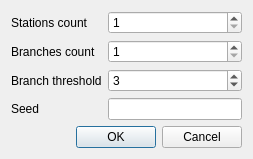
This is metro/generatedialog.ui in SergeyBrian/metro as Qt 5 draws it before an edit. The edited form follows.
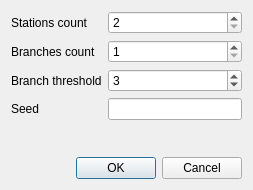
This is the edited form.

```diff
--- a/metro/generatedialog.ui
+++ b/metro/generatedialog.ui
@@ -7,7 +7,7 @@
     <x>0</x>
     <y>0</y>
     <width>253</width>
-    <height>159</height>
+    <height>190</height>
    </rect>
   </property>
   <property name="windowTitle">
@@ -36,7 +36,7 @@
      <item row="1" column="1">
       <widget class="QSpinBox" name="stationsSpinBox">
        <property name="minimum">
-        <number>1</number>
+        <number>2</number>
        </property>
        <property name="maximum">
         <number>2000</number>
```
